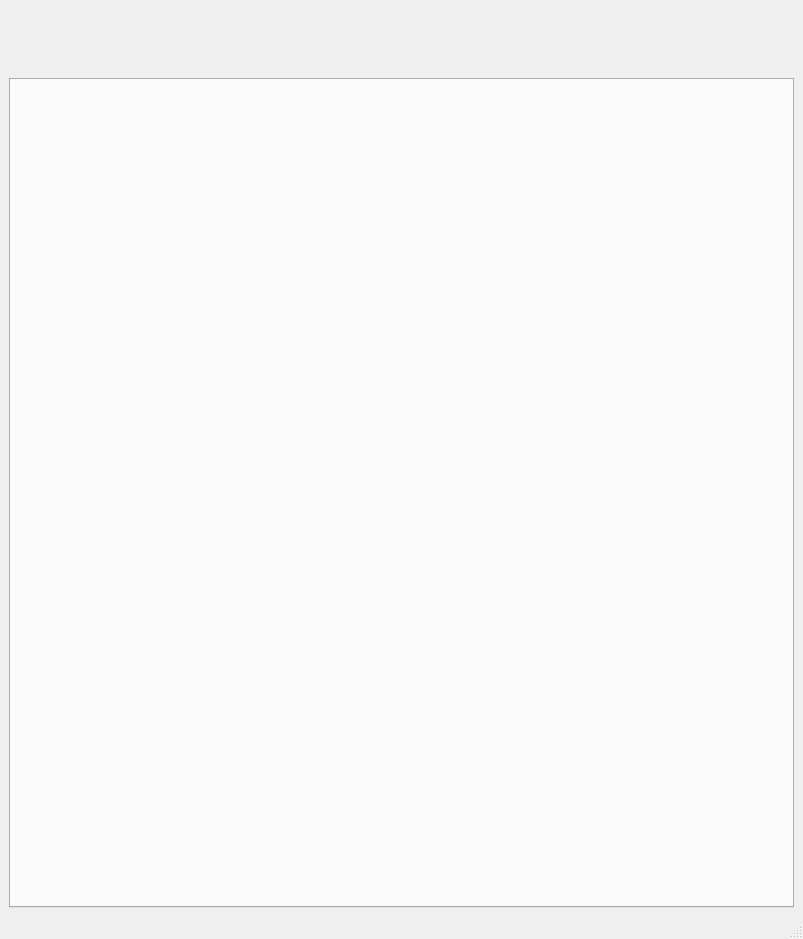
Old version of the form mainwindow.ui in the repository DonDubstep/Skill_Wheel_DnD.
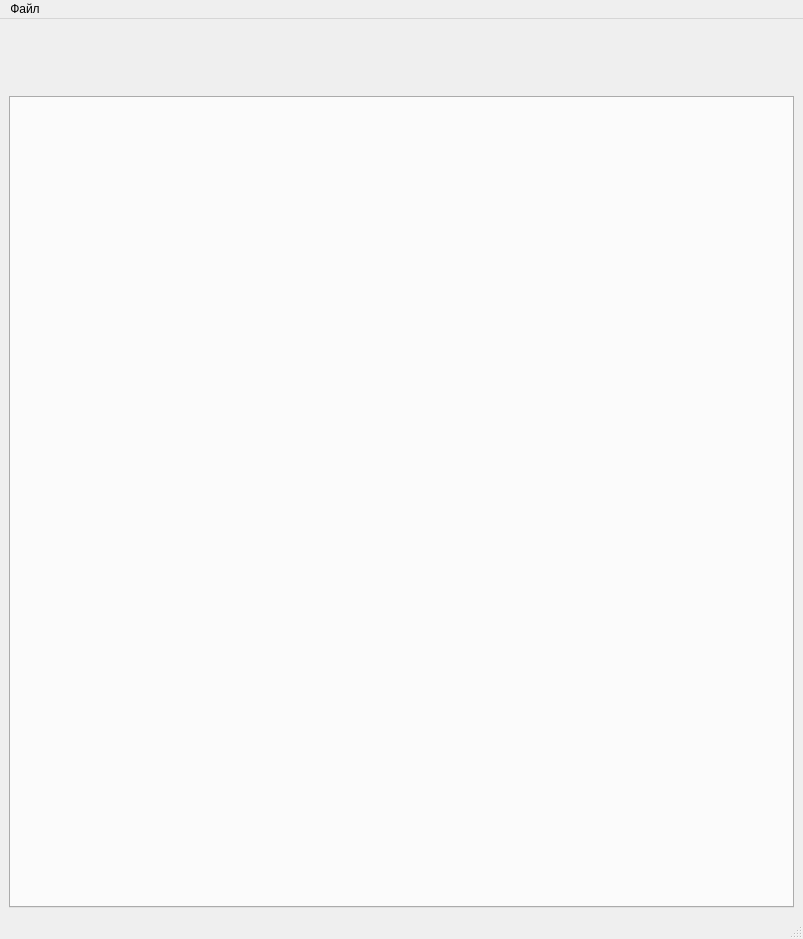
New version of the form. Custom widgets are drawn as their Qt base class.

```diff
--- a/mainwindow.ui
+++ b/mainwindow.ui
@@ -109,6 +109,15 @@
      <height>20</height>
     </rect>
    </property>
+   <widget class="QMenu" name="menu">
+    <property name="title">
+     <string>Файл</string>
+    </property>
+    <addaction name="open_action"/>
+    <addaction name="save_action"/>
+    <addaction name="save_as_action"/>
+   </widget>
+   <addaction name="menu"/>
   </widget>
   <widget class="QStatusBar" name="statusbar"/>
  </widget>
```
Left out of the diff: 18 changed lines with no effect on the pictures.
